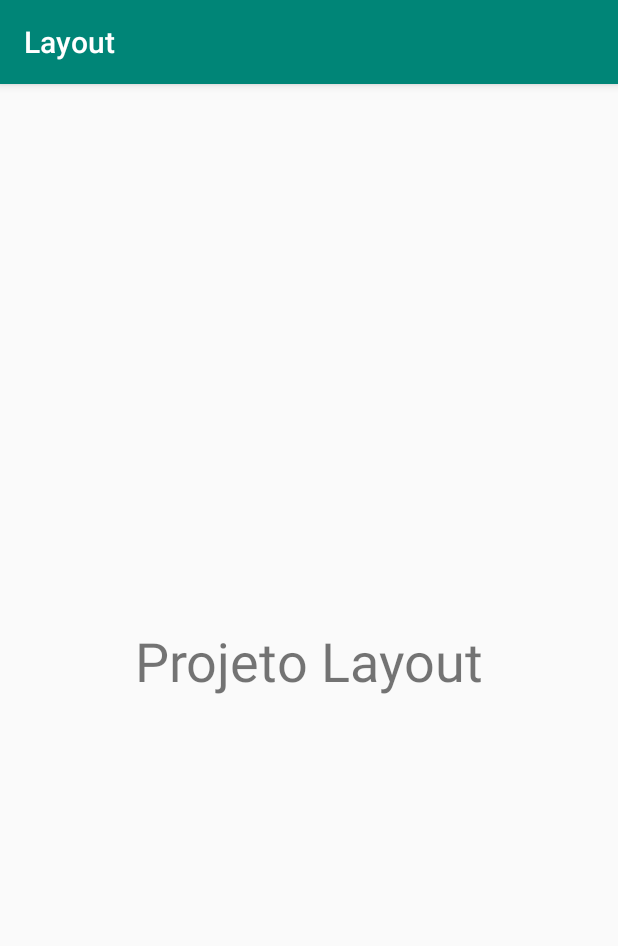
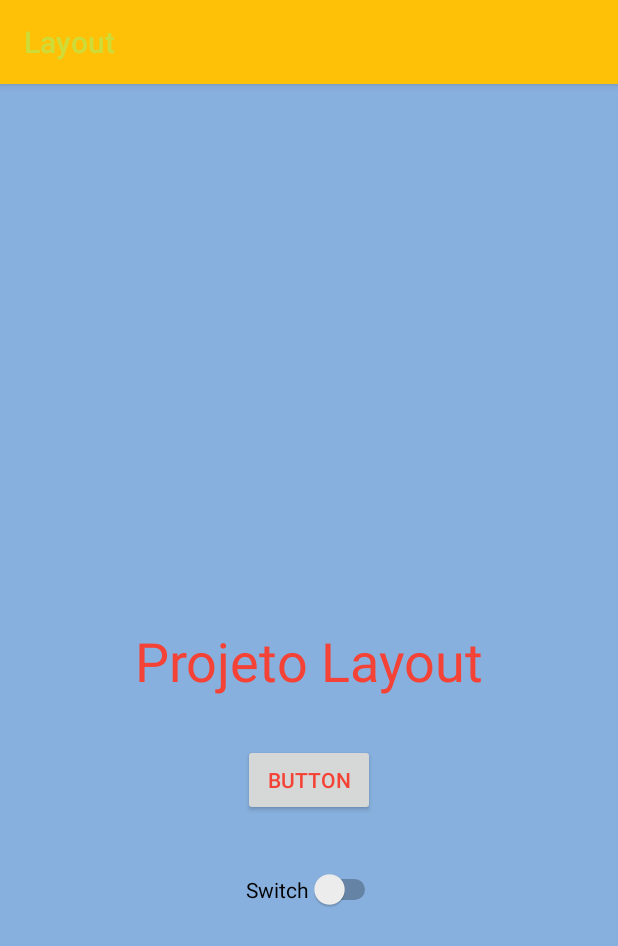
Before and after one commit to lobaosilva/Layout, an Android app: the screen it shows after launch (MainActivity), on a phone screen of 412 x 824 dp. Shown: the top 946 px of the screen. Run offline under Robolectric (Android 15) with nearby library versions, the phone set to English and light mode, and no system bars.

Commit message:
Seção 7 - Aula 27

```diff
--- a/app/src/main/res/layout/activity_main.xml
+++ b/app/src/main/res/layout/activity_main.xml
@@ -16,4 +16,25 @@
         app:layout_constraintEnd_toEndOf="parent"
         app:layout_constraintStart_toStartOf="parent"
         app:layout_constraintTop_toTopOf="parent" />
+
+    <Button
+        android:id="@+id/button"
+        android:layout_width="wrap_content"
+        android:layout_height="wrap_content"
+        android:layout_marginTop="31dp"
+        android:text="Button"
+        app:layout_constraintEnd_toEndOf="parent"
+        app:layout_constraintStart_toStartOf="parent"
+        app:layout_constraintTop_toBottomOf="@+id/textView" />
+
+    <Switch
+        android:id="@+id/switch1"
+        android:layout_width="wrap_content"
+        android:layout_height="wrap_content"
+        android:layout_marginStart="2dp"
+        android:layout_marginLeft="2dp"
+        android:layout_marginTop="35dp"
+        android:text="Switch"
+        app:layout_constraintStart_toStartOf="@+id/button"
+        app:layout_constraintTop_toBottomOf="@+id/button" />
 </androidx.constraintlayout.widget.ConstraintLayout>
--- a/app/src/main/res/values/colors.xml
+++ b/app/src/main/res/values/colors.xml
@@ -1,7 +1,10 @@
 <?xml version="1.0" encoding="utf-8"?>
 <resources>
-    <color name="colorPrimary">#008577</color>
-    <color name="colorPrimaryDark">#00574B</color>
-    <color name="colorAccent">#D81B60</color>
-    <color name="botao_cadastro">#0011FF</color>
+    <color name="colorPrimary">#FFC107</color>
+    <color name="colorPrimaryDark">#FF9800</color>
+    <color name="colorAccent">#FFEB3B</color>
+    <color name="botao_cadastro">#4A76D4</color>
+    <color name="corFundo">#88B0DE</color>
+    <color name="corTexto">#F44336</color>
+    <color name="corTitulo">#CDDC39</color>
 </resources>
--- a/app/src/main/res/values/styles.xml
+++ b/app/src/main/res/values/styles.xml
@@ -1,11 +1,14 @@
 <resources>
 
     <!-- Base application theme. -->
-    <style name="AppTheme" parent="Theme.AppCompat.Light.DarkActionBar">
+    <style name="AppTheme" parent="Theme.AppCompat.Light">
         <!-- Customize your theme here. -->
         <item name="colorPrimary">@color/colorPrimary</item>
         <item name="colorPrimaryDark">@color/colorPrimaryDark</item>
         <item name="colorAccent">@color/colorAccent</item>
+        <item name="android:windowBackground">@color/corFundo</item>
+        <item name="android:textColor">@color/corTexto</item>
+        <item name="android:textColorPrimary">@color/corTitulo</item>
     </style>
 
 </resources>
```
